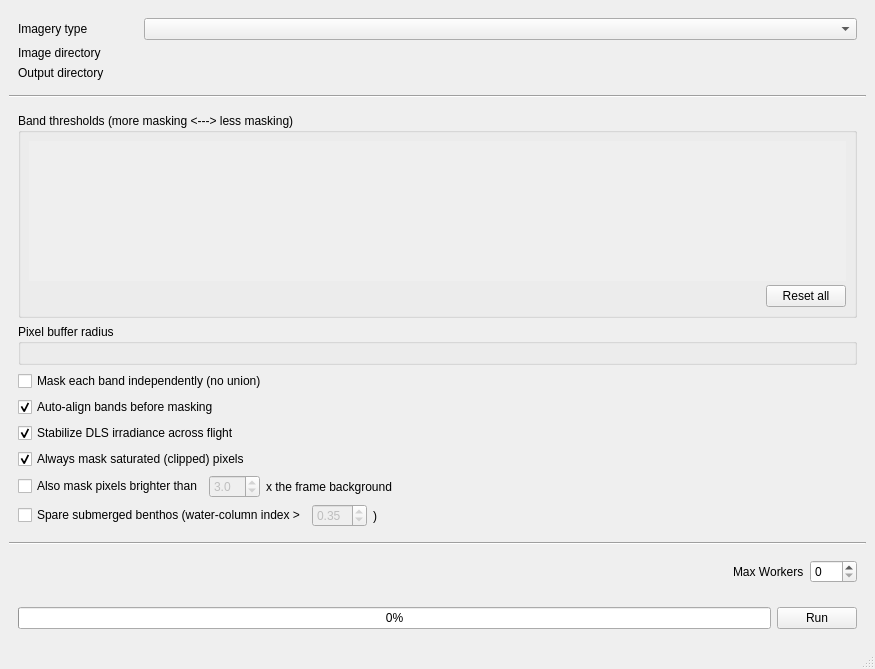
Qt form src/gui/resources/gui.ui (wogreene/GlintMaskGenerator) before a commit.
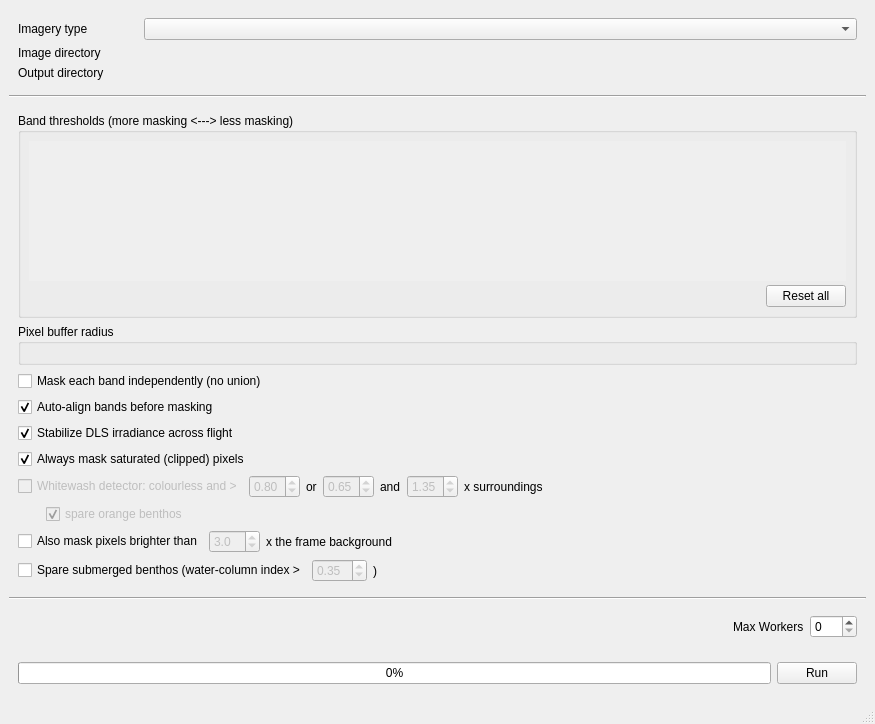
The same form after that commit. Custom widgets are drawn as their Qt base class.

Commit message: Add RGB whitewash detector, tidy the GUI, and cap memory use

What changed in the file:
```diff
--- a/src/gui/resources/gui.ui
+++ b/src/gui/resources/gui.ui
@@ -319,6 +319,95 @@
           </property>
          </widget>
         </item>
+        <item>
+         <widget class="QWidget" name="whitewash_widget" native="true">
+          <layout class="QHBoxLayout" name="whitewash_layout">
+           <property name="leftMargin"><number>0</number></property>
+           <property name="rightMargin"><number>0</number></property>
+           <property name="topMargin"><number>0</number></property>
+           <property name="bottomMargin"><number>0</number></property>
+           <item>
+            <widget class="QCheckBox" name="whitewash_checkbox">
+             <property name="text"><string>Whitewash detector: colourless and &gt;</string></property>
+             <property name="toolTip"><string>Replaces the per-band thresholds for RGB imagery. Water absorbs red, so anything seen through water is red-depleted while foam and glint come back colourless. A pixel is masked if it is colourless and either its dimmest channel is above the first value (solid whitewash), or above the second value AND the given number of times brighter than its surroundings (thinner foam and glint on reef). Uniformly bright pale reef and turquoise sand are left alone. Values are on the 0-1 image scale, so a much darker or brighter flight may need them adjusted.</string></property>
+             <property name="enabled"><bool>false</bool></property>
+            </widget>
+           </item>
+           <item>
+            <widget class="QDoubleSpinBox" name="ww_bright_spinbox">
+             <property name="maximumSize"><size><width>80</width><height>16777215</height></size></property>
+             <property name="decimals"><number>2</number></property>
+             <property name="minimum"><double>0.3</double></property>
+             <property name="maximum"><double>1.0</double></property>
+             <property name="singleStep"><double>0.05</double></property>
+             <property name="value"><double>0.8</double></property>
+             <property name="enabled"><bool>false</bool></property>
+            </widget>
+           </item>
+           <item>
+            <widget class="QLabel" name="ww_or_label">
+             <property name="text"><string>or</string></property>
+            </widget>
+           </item>
+           <item>
+            <widget class="QDoubleSpinBox" name="ww_floor_spinbox">
+             <property name="maximumSize"><size><width>80</width><height>16777215</height></size></property>
+             <property name="decimals"><number>2</number></property>
+             <property name="minimum"><double>0.2</double></property>
+             <property name="maximum"><double>1.0</double></property>
+             <property name="singleStep"><double>0.05</double></property>
+             <property name="value"><double>0.65</double></property>
+             <property name="enabled"><bool>false</bool></property>
+            </widget>
+           </item>
+           <item>
+            <widget class="QLabel" name="ww_and_label">
+             <property name="text"><string>and</string></property>
+            </widget>
+           </item>
+           <item>
+            <widget class="QDoubleSpinBox" name="ww_contrast_spinbox">
+             <property name="maximumSize"><size><width>80</width><height>16777215</height></size></property>
+             <property name="decimals"><number>2</number></property>
+             <property name="minimum"><double>1.0</double></property>
+             <property name="maximum"><double>5.0</double></property>
+             <property name="singleStep"><double>0.05</double></property>
+             <property name="value"><double>1.35</double></property>
+             <property name="enabled"><bool>false</bool></property>
+            </widget>
+           </item>
+           <item>
+            <widget class="QLabel" name="ww_x_label">
+             <property name="text"><string>x surroundings</string></property>
+            </widget>
+           </item>
+           <item>
+            <spacer name="whitewash_spacer">
+             <property name="orientation"><enum>Qt::Horizontal</enum></property>
+             <property name="sizeHint" stdset="0"><size><width>20</width><height>20</height></size></property>
+            </spacer>
+           </item>
+          </layout>
+         </widget>
+        </item>
+        <item>
+         <widget class="QWidget" name="spare_orange_widget" native="true">
+          <layout class="QHBoxLayout" name="spare_orange_layout">
+           <property name="leftMargin"><number>28</number></property>
+           <property name="rightMargin"><number>0</number></property>
+           <property name="topMargin"><number>0</number></property>
+           <property name="bottomMargin"><number>0</number></property>
+           <item>
+            <widget class="QCheckBox" name="spare_orange_checkbox">
+             <property name="text"><string>spare orange benthos</string></property>
+             <property name="toolTip"><string>Never mask pixels that are clearly coloured and where red beats blue, such as living Acropora palmata. Clipped foam that is only faintly warm is not affected.</string></property>
+             <property name="checked"><bool>true</bool></property>
+             <property name="enabled"><bool>false</bool></property>
+            </widget>
+           </item>
+          </layout>
+         </widget>
+        </item>
         <item>
          <widget class="QWidget" name="contrast_widget" native="true">
           <layout class="QHBoxLayout" name="contrast_layout">
```
The commit also changes 9 other files.
